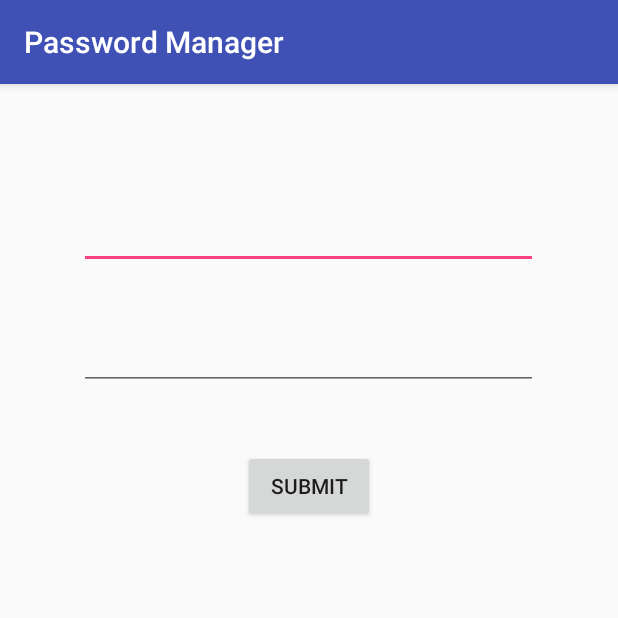
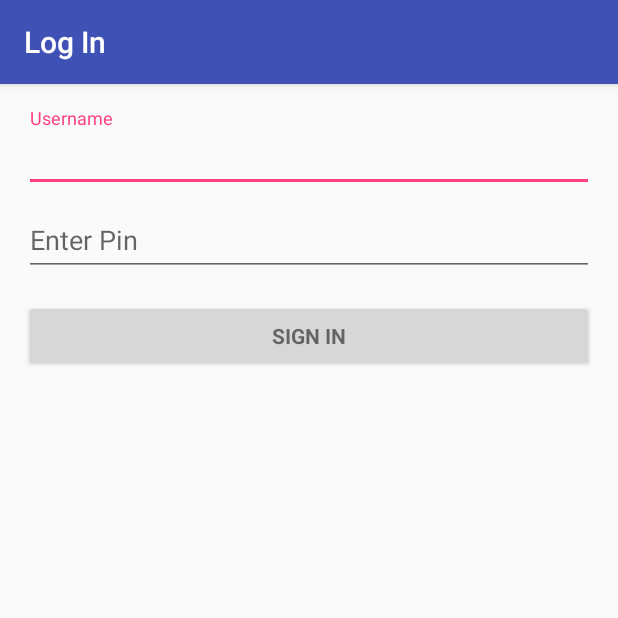
Before and after one commit to PrasunPK/password_manager, an Android app: the screen it shows after launch (MainActivity before the commit, LoginActivity after it), on a phone screen of 412 x 824 dp, the top half of it. Run offline under Robolectric (Android 15) with nearby library versions, the phone set to English and light mode, and no system bars; our stand-ins replace Room's generated code; 2 statements that could not run were skipped.

Commit message:
Login implemented [WIP]

```diff
--- /dev/null
+++ b/app/src/main/java/me/opens/password_manager/activities/LoginActivity.java
@@ -0,0 +1,358 @@
+package me.opens.password_manager.activities;
+
+import android.animation.Animator;
+import android.animation.AnimatorListenerAdapter;
+import android.annotation.TargetApi;
+import android.content.Intent;
+import android.content.pm.PackageManager;
+import android.support.annotation.NonNull;
+import android.support.design.widget.Snackbar;
+import android.support.v7.app.AppCompatActivity;
+import android.app.LoaderManager.LoaderCallbacks;
+
+import android.content.CursorLoader;
+import android.content.Loader;
+import android.database.Cursor;
+import android.net.Uri;
+import android.os.AsyncTask;
+
+import android.os.Build;
+import android.os.Bundle;
+import android.provider.ContactsContract;
+import android.text.TextUtils;
+import android.view.KeyEvent;
+import android.view.View;
+import android.view.View.OnClickListener;
+import android.view.inputmethod.EditorInfo;
+import android.widget.ArrayAdapter;
+import android.widget.AutoCompleteTextView;
+import android.widget.Button;
+import android.widget.EditText;
+import android.widget.TextView;
+
+import java.util.ArrayList;
+import java.util.List;
+
+import me.opens.password_manager.R;
+
+import static android.Manifest.permission.READ_CONTACTS;
+
+/**
+ * A login screen that offers login via email/password.
+ */
+public class LoginActivity extends AppCompatActivity implements LoaderCallbacks<Cursor> {
+
+    /**
+     * Id to identity READ_CONTACTS permission request.
+     */
+    private static final int REQUEST_READ_CONTACTS = 0;
+    public static final String EXTRA_MESSAGE = "me.opens.password_manager.MESSAGE";
+
+    /**
+     * A dummy authentication store containing known user names and passwords.
+     * TODO: remove after connecting to a real authentication system.
+     */
+    private static final String[] DUMMY_CREDENTIALS = new String[]{
+            "admin:1234"
+    };
+    /**
+     * Keep track of the login task to ensure we can cancel it if requested.
+     */
+    private UserLoginTask mAuthTask = null;
+
+    // UI references.
+    private AutoCompleteTextView mEmailView;
+    private EditText mPasswordView;
+    private View mProgressView;
+    private View mLoginFormView;
+    private Intent intent;
+
+    @Override
+    protected void onCreate(Bundle savedInstanceState) {
+        super.onCreate(savedInstanceState);
+        intent = new Intent(this, DisplayMessageActivity.class);
+
+        setContentView(R.layout.activity_login);
+        // Set up the login form.
+        mEmailView = (AutoCompleteTextView) findViewById(R.id.email);
+        populateAutoComplete();
+
+        mPasswordView = (EditText) findViewById(R.id.password);
+        mPasswordView.setOnEditorActionListener(new TextView.OnEditorActionListener() {
+            @Override
+            public boolean onEditorAction(TextView textView, int id, KeyEvent keyEvent) {
+                if (id == EditorInfo.IME_ACTION_DONE || id == EditorInfo.IME_NULL) {
+                    attemptLogin();
+                    return true;
+                }
+                return false;
+            }
+        });
+
+        Button mEmailSignInButton = (Button) findViewById(R.id.email_sign_in_button);
+        mEmailSignInButton.setOnClickListener(new OnClickListener() {
+            @Override
+            public void onClick(View view) {
+                attemptLogin();
+            }
+        });
+
+        mLoginFormView = findViewById(R.id.login_form);
+        mProgressView = findViewById(R.id.login_progress);
+    }
+
+    private void populateAutoComplete() {
+        if (!mayRequestContacts()) {
+            return;
+        }
+
+        getLoaderManager().initLoader(0, null, this);
+    }
+
+    private boolean mayRequestContacts() {
+        if (Build.VERSION.SDK_INT < Build.VERSION_CODES.M) {
+            return true;
+        }
+        if (checkSelfPermission(READ_CONTACTS) == PackageManager.PERMISSION_GRANTED) {
+            return true;
+        }
+        if (shouldShowRequestPermissionRationale(READ_CONTACTS)) {
+            Snackbar.make(mEmailView, R.string.permission_rationale, Snackbar.LENGTH_INDEFINITE)
+                    .setAction(android.R.string.ok, new View.OnClickListener() {
+                        @Override
+                        @TargetApi(Build.VERSION_CODES.M)
+                        public void onClick(View v) {
+                            requestPermissions(new String[]{READ_CONTACTS}, REQUEST_READ_CONTACTS);
+                        }
+                    });
+        } else {
+            requestPermissions(new String[]{READ_CONTACTS}, REQUEST_READ_CONTACTS);
+        }
+        return false;
+    }
+
+    /**
+     * Callback received when a permissions request has been completed.
+     */
+    @Override
+    public void onRequestPermissionsResult(int requestCode, @NonNull String[] permissions,
+                                           @NonNull int[] grantResults) {
+        if (requestCode == REQUEST_READ_CONTACTS) {
+            if (grantResults.length == 1 && grantResults[0] == PackageManager.PERMISSION_GRANTED) {
+                populateAutoComplete();
+            }
+        }
+    }
+
+
+    /**
+     * Attempts to sign in or register the account specified by the login form.
+     * If there are form errors (invalid email, missing fields, etc.), the
+     * errors are presented and no actual login attempt is made.
+     */
+    private void attemptLogin() {
+        if (mAuthTask != null) {
+            return;
+        }
+
+        // Reset errors.
+        mEmailView.setError(null);
+        mPasswordView.setError(null);
+
+        // Store values at the time of the login attempt.
+        String email = mEmailView.getText().toString();
+        String password = mPasswordView.getText().toString();
+
+        boolean cancel = false;
+        View focusView = null;
+
+        // Check for a valid password, if the user entered one.
+        if (!TextUtils.isEmpty(password) && !isPasswordValid(password)) {
+            mPasswordView.setError(getString(R.string.error_invalid_password));
+            focusView = mPasswordView;
+            cancel = true;
+        }
+
+        // Check for a valid email address.
+        if (TextUtils.isEmpty(email)) {
+            mEmailView.setError(getString(R.string.error_field_required));
+            focusView = mEmailView;
+            cancel = true;
+        } else if (!isEmailValid(email)) {
+            mEmailView.setError(getString(R.string.error_invalid_email));
+            focusView = mEmailView;
+            cancel = true;
+        }
+
+        if (cancel) {
+            // There was an error; don't attempt login and focus the first
+            // form field with an error.
+            focusView.requestFocus();
+        } else {
+            // Show a progress spinner, and kick off a background task to
+            // perform the user login attempt.
+            showProgress(true);
+            mAuthTask = new UserLoginTask(email, password);
+            mAuthTask.execute((Void) null);
+        }
+    }
+
+    private boolean isEmailValid(String email) {
+        //TODO: Replace this with your own logic
+        return true;
+    }
+
+    private boolean isPasswordValid(String password) {
+        //TODO: Replace this with your own logic
+        return password.length() == 4;
+    }
+
+    /**
+     * Shows the progress UI and hides the login form.
+     */
+    @TargetApi(Build.VERSION_CODES.HONEYCOMB_MR2)
+    private void showProgress(final boolean show) {
+        // On Honeycomb MR2 we have the ViewPropertyAnimator APIs, which allow
+        // for very easy animations. If available, use these APIs to fade-in
+        // the progress spinner.
+        if (Build.VERSION.SDK_INT >= Build.VERSION_CODES.HONEYCOMB_MR2) {
+            int shortAnimTime = getResources().getInteger(android.R.integer.config_shortAnimTime);
+
+            mLoginFormView.setVisibility(show ? View.GONE : View.VISIBLE);
+            mLoginFormView.animate().setDuration(shortAnimTime).alpha(
+                    show ? 0 : 1).setListener(new AnimatorListenerAdapter() {
+                @Override
+                public void onAnimationEnd(Animator animation) {
+                    mLoginFormView.setVisibility(show ? View.GONE : View.VISIBLE);
+                }
+            });
+
+            mProgressView.setVisibility(show ? View.VISIBLE : View.GONE);
+            mProgressView.animate().setDuration(shortAnimTime).alpha(
+                    show ? 1 : 0).setListener(new AnimatorListenerAdapter() {
+                @Override
+                public void onAnimationEnd(Animator animation) {
+                    mProgressView.setVisibility(show ? View.VISIBLE : View.GONE);
+                }
+            });
+        } else {
+            // The ViewPropertyAnimator APIs are not available, so simply show
+            // and hide the relevant UI components.
+            mProgressView.setVisibility(show ? View.VISIBLE : View.GONE);
+            mLoginFormView.setVisibility(show ? View.GONE : View.VISIBLE);
+        }
+    }
+
+    @Override
+    public Loader<Cursor> onCreateLoader(int i, Bundle bundle) {
+        return new CursorLoader(this,
+                // Retrieve data rows for the device user's 'profile' contact.
+                Uri.withAppendedPath(ContactsContract.Profile.CONTENT_URI,
+                        ContactsContract.Contacts.Data.CONTENT_DIRECTORY), ProfileQuery.PROJECTION,
+
+                // Select only email addresses.
+                ContactsContract.Contacts.Data.MIMETYPE +
+                        " = ?", new String[]{ContactsContract.CommonDataKinds.Email
+                .CONTENT_ITEM_TYPE},
+
+                // Show primary email addresses first. Note that there won't be
+                // a primary email address if the user hasn't specified one.
+                ContactsContract.Contacts.Data.IS_PRIMARY + " DESC");
+    }
+
+    @Override
+    public void onLoadFinished(Loader<Cursor> cursorLoader, Cursor cursor) {
+        List<String> emails = new ArrayList<>();
+        cursor.moveToFirst();
+        while (!cursor.isAfterLast()) {
+            emails.add(cursor.getString(ProfileQuery.ADDRESS));
+            cursor.moveToNext();
+        }
+
+        addEmailsToAutoComplete(emails);
+    }
+
+    @Override
+    public void onLoaderReset(Loader<Cursor> cursorLoader) {
+
+    }
+
+    private void addEmailsToAutoComplete(List<String> emailAddressCollection) {
+        //Create adapter to tell the AutoCompleteTextView what to show in its dropdown list.
+        ArrayAdapter<String> adapter =
+                new ArrayAdapter<>(LoginActivity.this,
+                        android.R.layout.simple_dropdown_item_1line, emailAddressCollection);
+
+        mEmailView.setAdapter(adapter);
+    }
+
+
+    private interface ProfileQuery {
+        String[] PROJECTION = {
+                ContactsContract.CommonDataKinds.Email.ADDRESS,
+                ContactsContract.CommonDataKinds.Email.IS_PRIMARY,
+        };
+
+        int ADDRESS = 0;
+        int IS_PRIMARY = 1;
+    }
+
+    /**
+     * Represents an asynchronous login/registration task used to authenticate
+     * the user.
+     */
+    public class UserLoginTask extends AsyncTask<Void, Void, Boolean> {
+
+        private final String mEmail;
+        private final String mPassword;
+
+        UserLoginTask(String email, String password) {
+            mEmail = email;
+            mPassword = password;
+        }
+
+        @Override
+        protected Boolean doInBackground(Void... params) {
+            // TODO: attempt authentication against a network service.
+
+            try {
+                // Simulate network access.
+                Thread.sleep(2000);
+            } catch (InterruptedException e) {
+                return false;
+            }
+
+            for (String credential : DUMMY_CREDENTIALS) {
+                String[] pieces = credential.split(":");
+                if (pieces[0].equals(mEmail)) {
+                    // Account exists, return true if the password matches.
+                    return pieces[1].equals(mPassword);
+                }
+            }
+
+            // TODO: register the new account here.
+            return true;
+        }
+
+        @Override
+        protected void onPostExecute(final Boolean success) {
+            mAuthTask = null;
+            showProgress(false);
+
+            if (success) {
+                finish();
+                intent.putExtra(EXTRA_MESSAGE, "Login Activity");
+                startActivity(intent);
+            } else {
+                mPasswordView.setError(getString(R.string.error_incorrect_password));
+                mPasswordView.requestFocus();
+            }
+        }
+
+        @Override
+        protected void onCancelled() {
+            mAuthTask = null;
+            showProgress(false);
+        }
+    }
+}
--- /dev/null
+++ b/app/src/main/res/layout/activity_login.xml
@@ -0,0 +1,77 @@
+<LinearLayout xmlns:android="http://schemas.android.com/apk/res/android"
+    xmlns:tools="http://schemas.android.com/tools"
+    android:layout_width="match_parent"
+    android:layout_height="match_parent"
+    android:gravity="center_horizontal"
+    android:orientation="vertical"
+    android:paddingBottom="@dimen/activity_vertical_margin"
+    android:paddingLeft="@dimen/activity_horizontal_margin"
+    android:paddingRight="@dimen/activity_horizontal_margin"
+    android:paddingTop="@dimen/activity_vertical_margin"
+    tools:context="me.opens.password_manager.activities.LoginActivity">
+
+    <!-- Login progress -->
+    <ProgressBar
+        android:id="@+id/login_progress"
+        style="?android:attr/progressBarStyleLarge"
+        android:layout_width="wrap_content"
+        android:layout_height="wrap_content"
+        android:layout_marginBottom="8dp"
+        android:visibility="gone" />
+
+    <ScrollView
+        android:id="@+id/login_form"
+        android:layout_width="match_parent"
+        android:layout_height="match_parent">
+
+        <LinearLayout
+            android:id="@+id/email_login_form"
+            android:layout_width="match_parent"
+            android:layout_height="wrap_content"
+            android:orientation="vertical">
+
+            <android.support.design.widget.TextInputLayout
+                android:layout_width="match_parent"
+                android:layout_height="wrap_content">
+
+                <AutoCompleteTextView
+                    android:id="@+id/email"
+                    android:layout_width="match_parent"
+                    android:layout_height="wrap_content"
+                    android:hint="@string/prompt_email"
+                    android:inputType="text"
+                    android:maxLines="1"
+                    android:singleLine="true" />
+
+            </android.support.design.widget.TextInputLayout>
+
+            <android.support.design.widget.TextInputLayout
+                android:layout_width="match_parent"
+                android:layout_height="wrap_content">
+
+                <EditText
+                    android:id="@+id/password"
+                    android:layout_width="match_parent"
+                    android:layout_height="wrap_content"
+                    android:hint="@string/prompt_password"
+                    android:imeActionId="6"
+                    android:imeActionLabel="@string/action_sign_in_short"
+                    android:imeOptions="actionUnspecified"
+                    android:inputType="textPassword"
+                    android:maxLines="1"
+                    android:singleLine="true" />
+
+            </android.support.design.widget.TextInputLayout>
+
+            <Button
+                android:id="@+id/email_sign_in_button"
+                style="?android:textAppearanceSmall"
+                android:layout_width="match_parent"
+                android:layout_height="wrap_content"
+                android:layout_marginTop="16dp"
+                android:text="@string/action_sign_in"
+                android:textStyle="bold" />
+
+        </LinearLayout>
+    </ScrollView>
+</LinearLayout>
--- /dev/null
+++ b/app/src/main/res/values/dimens.xml
@@ -0,0 +1,5 @@
+<resources>
+    <!-- Default screen margins, per the Android Design guidelines. -->
+    <dimen name="activity_horizontal_margin">16dp</dimen>
+    <dimen name="activity_vertical_margin">16dp</dimen>
+</resources>
--- a/app/src/main/res/values/strings.xml
+++ b/app/src/main/res/values/strings.xml
@@ -1,3 +1,17 @@
 <resources>
     <string name="app_name">Password Manager</string>
+    <string name="title_activity_login">Log In</string>
+
+    <!-- Strings related to login -->
+    <string name="prompt_email">Username</string>
+    <string name="prompt_password">Enter Pin</string>
+    <string name="action_sign_in">Sign in</string>
+    <string name="action_sign_in_short">Sign in</string>
+    <string name="error_invalid_email">This email address is invalid</string>
+    <string name="error_invalid_password">This password is too short</string>
+    <string name="error_incorrect_password">This password is incorrect</string>
+    <string name="error_field_required">This field is required</string>
+    <string name="permission_rationale">"Contacts permissions are needed for providing email
+        completions."
+    </string>
 </resources>
```
Also changed, not shown: app/src/main/AndroidManifest.xml (+23 -10 lines).
